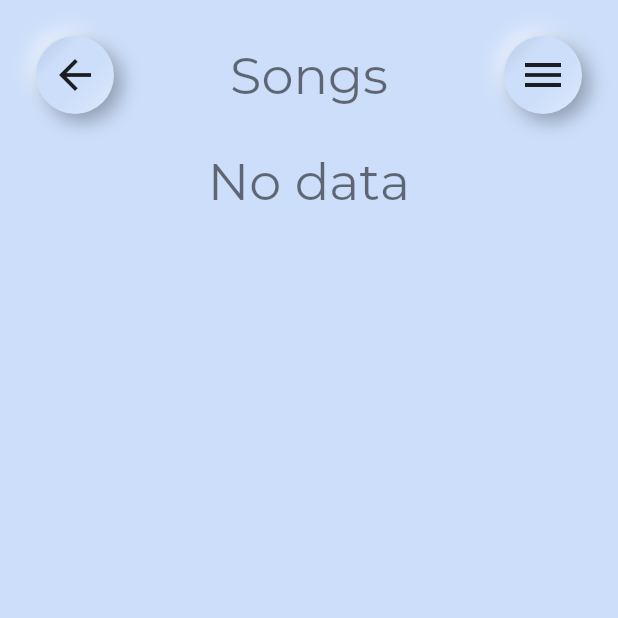
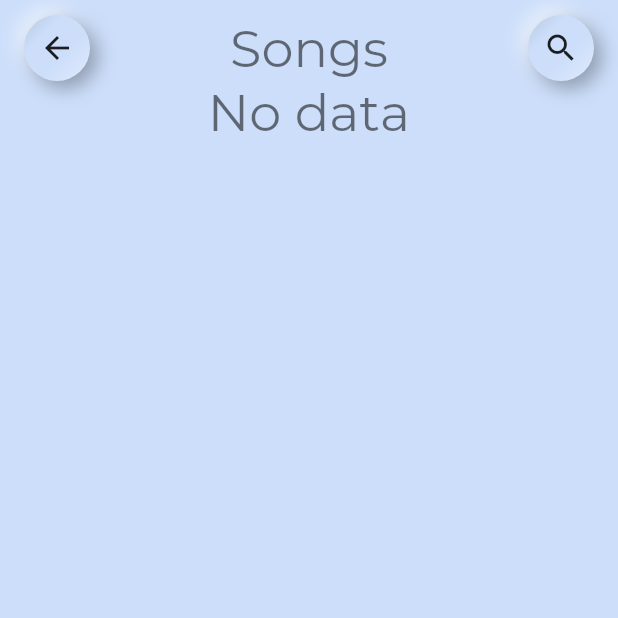
Before and after one commit to the-lazy-learner/music-player-android, a Flutter app: the SongsScreen screen opened directly, on a phone screen of 412 x 824 dp, the top half of it. Run offline on Flutter 3.47's test engine with Material 2 defaults, Android fonts, the phone set to English and light mode, and no system bars; missing offline and left inert: flutter_audio_query.

Commit message:
Fix buttons, add icon

```diff
--- a/lib/home_screen/songs_screen.dart
+++ b/lib/home_screen/songs_screen.dart
@@ -1,3 +1,5 @@
+import 'dart:io';
+
 import 'package:flutter/material.dart';
 import 'package:flutter_audio_query/flutter_audio_query.dart';
 
@@ -11,19 +13,22 @@ class SongsScreen extends StatelessWidget {
       body: Column(
         crossAxisAlignment: CrossAxisAlignment.center,
         children: <Widget>[
-          SizedBox(height: MediaQuery.of(context).padding.top),
-          Row(
+          SizedBox(height: MediaQuery.of(context).padding.top + 10),
+          Padding(
+            padding: const EdgeInsets.symmetric(horizontal: 16.0),
+            child: Row(
               mainAxisAlignment: MainAxisAlignment.spaceBetween,
               children: <Widget>[
                 SoftButton(
-                child: Icon(Icons.arrow_back, size: 32),
+                  child: Icon(Icons.arrow_back, size: 24),
                   onTap: () => Navigator.maybePop(context),
                 ),
                 Text('Songs', style: Theme.of(context).textTheme.headline4),
                 SoftButton(
-                child: Icon(Icons.menu, size: 32),
+                  child: Icon(Icons.search, size: 24),
                 ),
               ],
+            ),
           ),
           Expanded(
             child: FutureBuilder<List<SongInfo>>(
@@ -39,10 +44,18 @@ class SongsScreen extends StatelessWidget {
                 return ListView.builder(
                   itemCount: songs.length,
                   itemBuilder: (context, index) {
+                    final albumArt = songs[index].albumArtwork;
                     return ListTile(
                       title: Text(songs[index].title),
                       subtitle: Text(songs[index].artist),
-                      trailing: Icon(Icons.play_arrow, size: 40),
+                      leading: CircleAvatar(
+                        backgroundImage: (albumArt != null)
+                            ? FileImage(File(albumArt))
+                            : AssetImage('assets/images/undefined_art.png'),
+                      ),
+                      trailing: SoftButton(
+                        child: Icon(Icons.play_arrow, size: 24),
+                      ),
                     );
                   },
                 );
--- a/lib/ui/soft_button.dart
+++ b/lib/ui/soft_button.dart
@@ -45,8 +45,6 @@ class _SoftButtonState extends State<SoftButton> {
       child: Listener(
         onPointerDown: _onPointerDown,
         onPointerUp: _onPointerUp,
-        child: Padding(
-          padding: const EdgeInsets.all(24.0),
         child: Container(
           padding: EdgeInsets.all(10.0),
           decoration: BoxDecoration(
@@ -81,7 +79,6 @@ class _SoftButtonState extends State<SoftButton> {
           child: this.widget.child,
         ),
       ),
-      ),
     );
   }
 }
```
Lines whose indentation alone changed are shown as unchanged.
